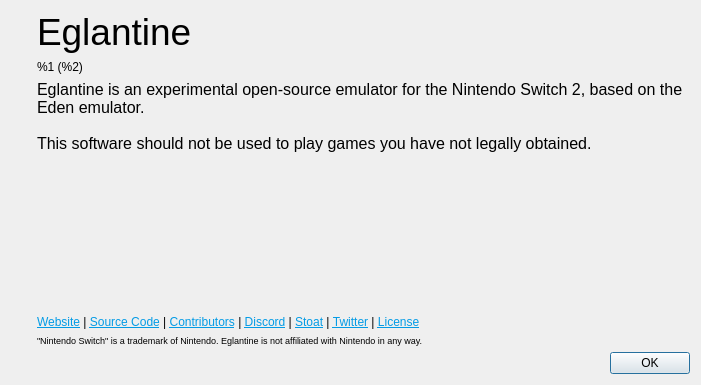
The window that src/yuzu/aboutdialog.ui (joaotominsilva-dev/Charis-Emu) describes before a commit, drawn with Qt 5.
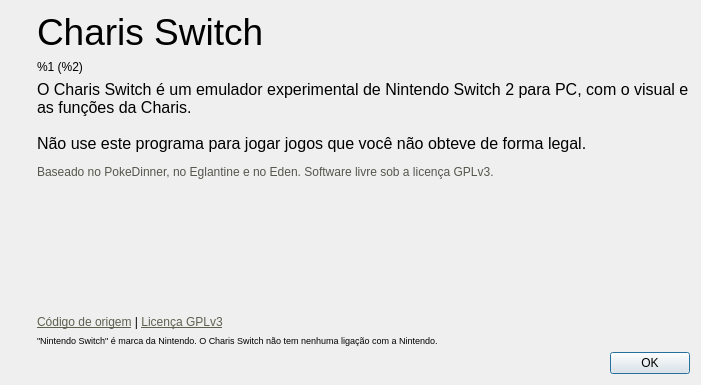
The same window after the commit. Icons and pictures are not drawn.

Commit message: Charis 1.1: full Charis branding, Portuguese, covers, continue card, updates, Moonlight merge

```diff
--- a/src/yuzu/aboutdialog.ui
+++ b/src/yuzu/aboutdialog.ui
@@ -69,7 +69,7 @@
           </sizepolicy>
          </property>
          <property name="text">
-          <string>&lt;html&gt;&lt;head/&gt;&lt;body&gt;&lt;p&gt;&lt;span style=&quot; font-size:28pt;&quot;&gt;Eglantine&lt;/span&gt;&lt;/p&gt;&lt;/body&gt;&lt;/html&gt;</string>
+          <string>&lt;html&gt;&lt;head/&gt;&lt;body&gt;&lt;p&gt;&lt;span style=&quot; font-size:28pt;&quot;&gt;Charis Switch&lt;/span&gt;&lt;/p&gt;&lt;/body&gt;&lt;/html&gt;</string>
          </property>
         </widget>
        </item>
@@ -95,14 +95,7 @@
           </sizepolicy>
          </property>
          <property name="text">
-          <string>&lt;!DOCTYPE HTML PUBLIC &quot;-//W3C//DTD HTML 4.0//EN&quot; &quot;http://www.w3.org/TR/REC-html40/strict.dtd&quot;&gt;
-&lt;html&gt;&lt;head&gt;&lt;meta name=&quot;qrichtext&quot; content=&quot;1&quot; /&gt;&lt;meta charset=&quot;utf-8&quot; /&gt;&lt;style type=&quot;text/css&quot;&gt;
-p, li { white-space: pre-wrap; }
-hr { height: 1px; border-width: 0; }
-li.unchecked::marker { content: &quot;\2610&quot;; }
-li.checked::marker { content: &quot;\2612&quot;; }
-&lt;/style&gt;&lt;/head&gt;&lt;body style=&quot; font-family:'Noto Sans'; font-size:9pt; font-weight:400; font-style:normal;&quot;&gt;
-&lt;p style=&quot; margin-top:0px; margin-bottom:0px; margin-left:0px; margin-right:0px; -qt-block-indent:0; text-indent:0px;&quot;&gt;&lt;span style=&quot; font-family:'MS Shell Dlg 2'; font-size:12pt;&quot;&gt;Eglantine is an experimental open-source emulator for the Nintendo Switch 2, based on the Eden emulator. &lt;br /&gt;&lt;br /&gt;This software should not be used to play games you have not legally obtained.&lt;/span&gt;&lt;/p&gt;&lt;/body&gt;&lt;/html&gt;</string>
+          <string>&lt;html&gt;&lt;body&gt;&lt;p style=&quot;font-size:12pt;&quot;&gt;O Charis Switch é um emulador experimental de Nintendo Switch 2 para PC, com o visual e as funções da Charis.&lt;br/&gt;&lt;br/&gt;Não use este programa para jogar jogos que você não obteve de forma legal.&lt;/p&gt;&lt;p style=&quot;font-size:9pt; color:#55564B;&quot;&gt;Baseado no PokeDinner, no Eglantine e no Eden. Software livre sob a licença GPLv3.&lt;/p&gt;&lt;/body&gt;&lt;/html&gt;</string>
          </property>
          <property name="alignment">
           <set>Qt::AlignmentFlag::AlignLeading|Qt::AlignmentFlag::AlignLeft|Qt::AlignmentFlag::AlignVCenter</set>
@@ -128,7 +121,7 @@
        <item>
         <widget class="QLabel" name="labelLinks">
          <property name="text">
-          <string>&lt;html&gt;&lt;head/&gt;&lt;body&gt;&lt;p&gt;&lt;a href=&quot;https://eden-emulator.github.io/&quot;&gt;&lt;span style=&quot; text-decoration: underline; color:#039be5;&quot;&gt;Website&lt;/span&gt;&lt;/a&gt; | &lt;a href=&quot;https://git.eden-emu.dev&quot;&gt;&lt;span style=&quot; text-decoration: underline; color:#039be5;&quot;&gt;Source Code&lt;/span&gt;&lt;/a&gt; | &lt;a href=&quot;https://git.eden-emu.dev/eden-emu/eden/activity/contributors&quot;&gt;&lt;span style=&quot; text-decoration: underline; color:#039be5;&quot;&gt;Contributors&lt;/span&gt;&lt;/a&gt; | &lt;a href=&quot;https://discord.gg/HstXbPch7X&quot;&gt;&lt;span style=&quot; text-decoration: underline; color:#039be5;&quot;&gt;Discord&lt;/span&gt;&lt;/a&gt; | &lt;a href=&quot;https://stt.gg/qKgFEAbH&quot;&gt;&lt;span style=&quot; text-decoration: underline; color:#039be5;&quot;&gt;Stoat&lt;/span&gt;&lt;/a&gt; | &lt;a href=&quot;https://nitter.poast.org/edenemuofficial&quot;&gt;&lt;span style=&quot; text-decoration: underline; color:#039be5;&quot;&gt;Twitter&lt;/span&gt;&lt;/a&gt; | &lt;a href=&quot;https://git.eden-emu.dev/eden-emu/eden/src/branch/master/LICENSE.txt&quot;&gt;&lt;span style=&quot; text-decoration: underline; color:#039be5;&quot;&gt;License&lt;/span&gt;&lt;/a&gt;&lt;/p&gt;&lt;/body&gt;&lt;/html&gt;</string>
+          <string>&lt;html&gt;&lt;body&gt;&lt;p&gt;&lt;a href=&quot;https://git.eden-emu.dev/Franseven/PokeDinner-a-Eglantine-Fork&quot;&gt;&lt;span style=&quot;text-decoration: underline; color:#5E604F;&quot;&gt;Código de origem&lt;/span&gt;&lt;/a&gt; | &lt;a href=&quot;https://www.gnu.org/licenses/gpl-3.0.html&quot;&gt;&lt;span style=&quot;text-decoration: underline; color:#5E604F;&quot;&gt;Licença GPLv3&lt;/span&gt;&lt;/a&gt;&lt;/p&gt;&lt;/body&gt;&lt;/html&gt;</string>
          </property>
          <property name="openExternalLinks">
           <bool>true</bool>
@@ -144,7 +137,7 @@
           </sizepolicy>
          </property>
          <property name="text">
-          <string>&lt;html&gt;&lt;head/&gt;&lt;body&gt;&lt;p&gt;&lt;span style=&quot; font-size:7pt;&quot;&gt;&amp;quot;Nintendo Switch&amp;quot; is a trademark of Nintendo. Eglantine is not affiliated with Nintendo in any way.&lt;/span&gt;&lt;/p&gt;&lt;/body&gt;&lt;/html&gt;</string>
+          <string>&lt;html&gt;&lt;head/&gt;&lt;body&gt;&lt;p&gt;&lt;span style=&quot; font-size:7pt;&quot;&gt;&amp;quot;Nintendo Switch&amp;quot; é marca da Nintendo. O Charis Switch não tem nenhuma ligação com a Nintendo.&lt;/span&gt;&lt;/p&gt;&lt;/body&gt;&lt;/html&gt;</string>
          </property>
         </widget>
        </item>
```
Left out of the diff: 4 changed lines with no effect on the pictures. The commit also changes 45 other files.
